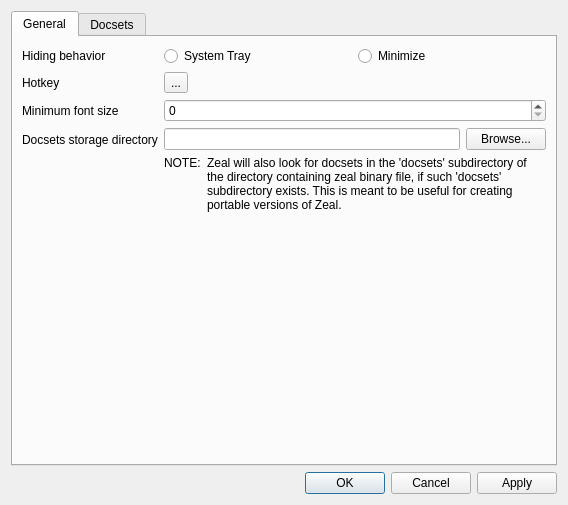
Above: zeal/zealsettingsdialog.ui from zealdocs/zeal before the change. Below: the same form after it.
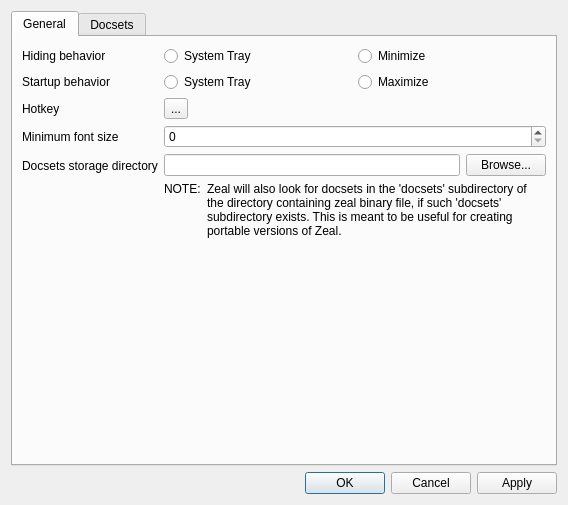
That is the form after the change. Custom widgets are drawn as their Qt base class.

Commit message: This will add option for the startup to be minized or not closes #125

```diff
--- a/zeal/zealsettingsdialog.ui
+++ b/zeal/zealsettingsdialog.ui
@@ -26,30 +26,6 @@
       <layout class="QGridLayout" name="gridLayout">
        <item row="0" column="0">
         <layout class="QFormLayout" name="formLayout">
-         <item row="2" column="0">
-          <widget class="QLabel" name="label">
-           <property name="text">
-            <string>Hotkey</string>
-           </property>
-          </widget>
-         </item>
-         <item row="2" column="1">
-          <widget class="RazorShortcutButton" name="toolButton">
-           <property name="text">
-            <string>...</string>
-           </property>
-          </widget>
-         </item>
-         <item row="3" column="1">
-          <widget class="QSpinBox" name="minFontSize"/>
-         </item>
-         <item row="3" column="0">
-          <widget class="QLabel" name="label_2">
-           <property name="text">
-            <string>Minimum font size</string>
-           </property>
-          </widget>
-         </item>
          <item row="1" column="0">
           <widget class="QLabel" name="label_3">
            <property name="text">
@@ -81,14 +57,63 @@
            </item>
           </layout>
          </item>
+         <item row="2" column="0">
+          <widget class="QLabel" name="label_8">
+           <property name="text">
+            <string>Startup behavior</string>
+           </property>
+          </widget>
+         </item>
+         <item row="2" column="1">
+          <layout class="QHBoxLayout" name="horizontalLayout_6">
+           <item>
+            <widget class="QRadioButton" name="radioStartTray">
+             <property name="text">
+              <string>System Tray</string>
+             </property>
+            </widget>
+           </item>
+           <item>
+            <widget class="QRadioButton" name="radioStartMax">
+             <property name="text">
+              <string>Maximize</string>
+             </property>
+            </widget>
+           </item>
+          </layout>
+         </item>
+         <item row="3" column="0">
+          <widget class="QLabel" name="label">
+           <property name="text">
+            <string>Hotkey</string>
+           </property>
+          </widget>
+         </item>
+         <item row="3" column="1">
+          <widget class="RazorShortcutButton" name="toolButton">
+           <property name="text">
+            <string>...</string>
+           </property>
+          </widget>
+         </item>
          <item row="4" column="0">
+          <widget class="QLabel" name="label_2">
+           <property name="text">
+            <string>Minimum font size</string>
+           </property>
+          </widget>
+         </item>
+         <item row="4" column="1">
+          <widget class="QSpinBox" name="minFontSize"/>
+         </item>
+         <item row="5" column="0">
           <widget class="QLabel" name="label_5">
            <property name="text">
             <string>Docsets storage directory</string>
            </property>
           </widget>
          </item>
-         <item row="4" column="1">
+         <item row="5" column="1">
           <layout class="QVBoxLayout" name="verticalLayout_4">
            <item>
             <layout class="QHBoxLayout" name="horizontalLayout_3">
```
The commit also changes 4 other files.
